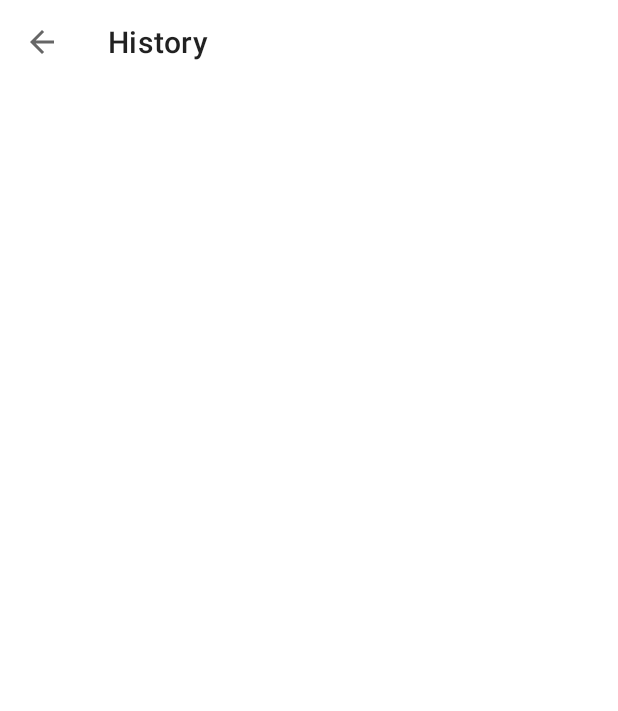
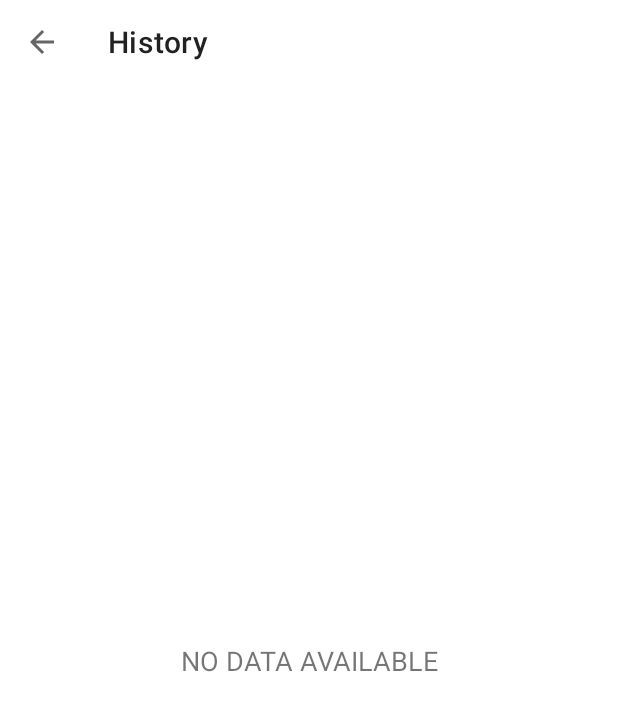
Before and after one commit to figlo/7MinutesWorkout, an Android app: the HistoryActivity screen opened directly, with no data from a screen before it, on a phone screen of 412 x 824 dp. Before the commit the part shown is almost empty. Shown: the top 711 px of the screen. Run offline under Robolectric (Android 15) with nearby library versions, the phone set to English and light mode, and no system bars.

Commit message:
displaying the workout history

```diff
--- a/app/src/main/java/sk/figlar/a7minutesworkout/HistoryActivity.kt
+++ b/app/src/main/java/sk/figlar/a7minutesworkout/HistoryActivity.kt
@@ -2,7 +2,9 @@ package sk.figlar.a7minutesworkout
 
 import androidx.appcompat.app.AppCompatActivity
 import android.os.Bundle
+import android.view.View
 import androidx.lifecycle.lifecycleScope
+import androidx.recyclerview.widget.LinearLayoutManager
 import kotlinx.coroutines.flow.collect
 import kotlinx.coroutines.launch
 import sk.figlar.a7minutesworkout.databinding.ActivityHistoryBinding
@@ -31,7 +33,20 @@ class HistoryActivity : AppCompatActivity() {
     private fun getAllCompleteDates(dao: HistoryDao) {
         lifecycleScope.launch {
             dao.fetchAllDates().collect() { allCompletedDatesList ->
+                if (allCompletedDatesList.isNotEmpty()) {
+                    binding.tvHistory.visibility = View.VISIBLE
+                    binding.rvHistory.visibility = View.VISIBLE
+                    binding.tvNoDataAvailable.visibility = View.GONE
 
+                    binding.rvHistory.layoutManager = LinearLayoutManager(this@HistoryActivity)
+                    val dates = allCompletedDatesList.map { it.date }
+                    val adapter = HistoryAdapter(dates)
+                    binding.rvHistory.adapter = adapter
+                } else {
+                    binding.tvHistory.visibility = View.GONE
+                    binding.rvHistory.visibility = View.GONE
+                    binding.tvNoDataAvailable.visibility = View.VISIBLE
+                }
             }
         }
     }
--- a/app/src/main/res/layout/activity_history.xml
+++ b/app/src/main/res/layout/activity_history.xml
@@ -13,4 +13,38 @@
         android:background="@color/white"
         app:layout_constraintTop_toTopOf="parent" />
 
+    <TextView
+        android:id="@+id/tvHistory"
+        android:layout_width="match_parent"
+        android:layout_height="wrap_content"
+        android:layout_margin="10dp"
+        android:gravity="center"
+        android:text="EXERCISE COMPLETED"
+        android:textSize="18sp"
+        android:visibility="gone"
+        app:layout_constraintTop_toBottomOf="@id/tbHistory"
+        tools:visibility="visible" />
+
+    <androidx.recyclerview.widget.RecyclerView
+        android:id="@+id/rvHistory"
+        android:layout_width="match_parent"
+        android:layout_height="wrap_content"
+        android:layout_marginTop="5dp"
+        android:visibility="gone"
+        app:layout_constraintTop_toBottomOf="@id/tvHistory"
+        tools:visibility="visible" />
+
+    <TextView
+        android:id="@+id/tvNoDataAvailable"
+        android:layout_width="match_parent"
+        android:layout_height="wrap_content"
+        android:layout_margin="10dp"
+        android:gravity="center"
+        android:text="NO DATA AVAILABLE"
+        android:textSize="18sp"
+        android:visibility="gone"
+        app:layout_constraintBottom_toBottomOf="parent"
+        app:layout_constraintTop_toBottomOf="@id/tbHistory"
+        tools:visibility="visible" />
+
 </androidx.constraintlayout.widget.ConstraintLayout>
```
Also changed, not shown: app/src/main/java/sk/figlar/a7minutesworkout/HistoryAdapter.kt (added, +44 -0 lines).
